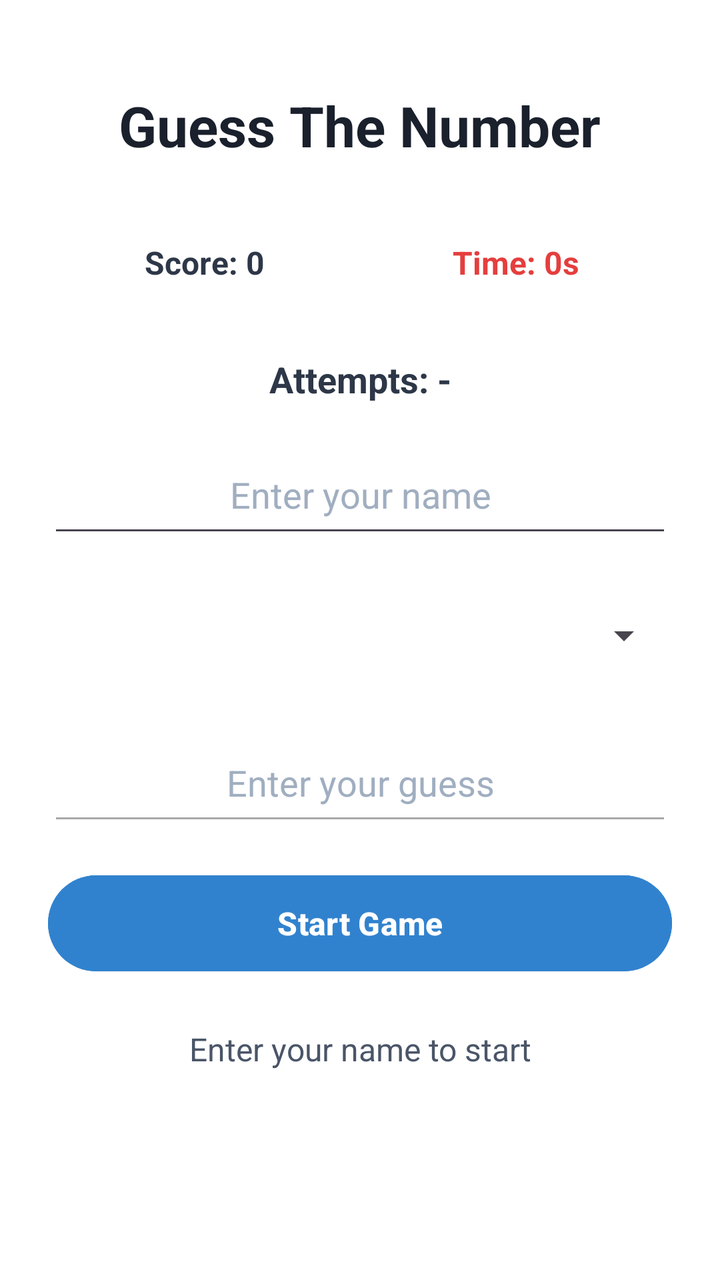
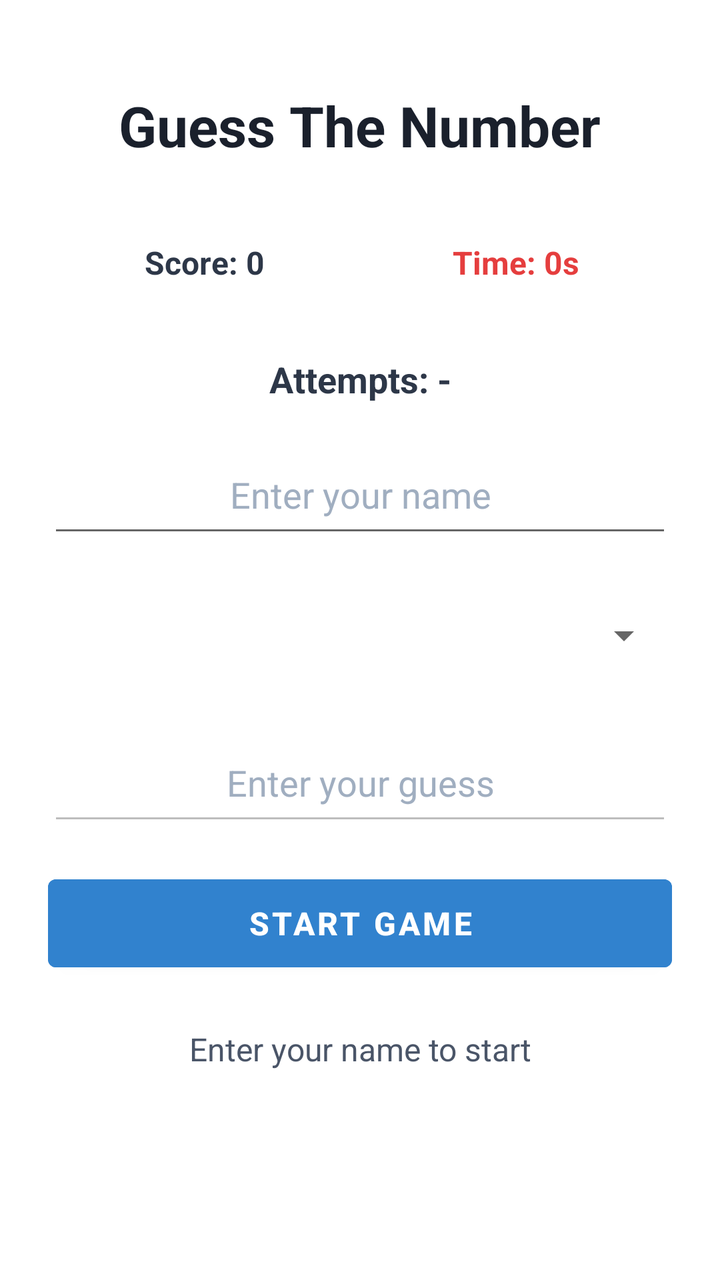

An Android layout rendered at two revisions. The XML below is the earlier revision; the diff shows what the commit changed to produce the second picture.
<!-- AndroidManifest.xml: application theme Theme.NewProject1 -->
<!-- res/layout/activity_main.xml -->
<?xml version="1.0" encoding="utf-8"?>
<ScrollView xmlns:android="http://schemas.android.com/apk/res/android"
    android:layout_width="match_parent"
    android:layout_height="match_parent"
    android:background="#FFFFFF">

    <LinearLayout
        android:layout_width="match_parent"
        android:layout_height="wrap_content"
        android:orientation="vertical"
        android:padding="24dp"
        android:gravity="center_horizontal">

        <TextView
            android:layout_width="wrap_content"
            android:layout_height="wrap_content"
            android:layout_marginTop="20dp"
            android:layout_marginBottom="24dp"
            android:text="Guess The Number"
            android:textColor="#1A202C"
            android:textSize="28sp"
            android:textStyle="bold" />

        <LinearLayout
            android:layout_width="match_parent"
            android:layout_height="wrap_content"
            android:orientation="horizontal"
            android:layout_marginBottom="20dp">

            <TextView
                android:id="@+id/txtScore"
                android:layout_width="0dp"
                android:layout_height="52dp"
                android:layout_weight="1"
                android:gravity="center"
                android:text="Score: 0"
                android:textColor="#2D3748"
                android:textSize="16sp"
                android:textStyle="bold" />

            <TextView
                android:id="@+id/txtTimer"
                android:layout_width="0dp"
                android:layout_height="52dp"
                android:layout_weight="1"
                android:gravity="center"
                android:text="Time: 0s"
                android:textColor="#E53E3E"
                android:textSize="16sp"
                android:textStyle="bold" />

        </LinearLayout>

        <TextView
            android:id="@+id/txtAttempts"
            android:layout_width="match_parent"
            android:layout_height="wrap_content"
            android:layout_marginBottom="16dp"
            android:gravity="center"
            android:text="Attempts: -"
            android:textColor="#2D3748"
            android:textSize="18sp"
            android:textStyle="bold" />

        <EditText
            android:id="@+id/editName"
            android:layout_width="match_parent"
            android:layout_height="56dp"
            android:layout_marginBottom="16dp"
            android:hint="Enter your name"
            android:inputType="textPersonName"
            android:paddingHorizontal="16dp"
            android:textAlignment="center"
            android:textColor="#1A202C"
            android:textColorHint="#A0AEC0"
            android:textSize="18sp" />

        <Spinner
            android:id="@+id/spinnerDifficulty"
            android:layout_width="match_parent"
            android:layout_height="56dp"
            android:layout_marginBottom="16dp"
            android:minHeight="48dp" />

        <EditText
            android:id="@+id/editNum"
            android:layout_width="match_parent"
            android:layout_height="56dp"
            android:layout_marginBottom="16dp"
            android:enabled="false"
            android:hint="Enter your guess"
            android:inputType="number"
            android:paddingHorizontal="16dp"
            android:textAlignment="center"
            android:textColor="#1A202C"
            android:textColorHint="#A0AEC0"
            android:textSize="18sp" />

        <Button
            android:id="@+id/btnSend"
            android:layout_width="match_parent"
            android:layout_height="56dp"
            android:layout_marginBottom="24dp"
            android:backgroundTint="#3182CE"
            android:text="Start Game"
            android:textSize="16sp"
            android:textStyle="bold" />

        <TextView
            android:id="@+id/txtInfo"
            android:layout_width="match_parent"
            android:layout_height="wrap_content"
            android:gravity="center"
            android:text="Enter your name to start"
            android:textColor="#4A5568"
            android:textSize="16sp" />

    </LinearLayout>

</ScrollView>
<!-- resources referenced by this layout -->
<resources>
  <style name="Theme.NewProject1" parent="Base.Theme.NewProject1" />
  <style name="Base.Theme.NewProject1" parent="Theme.Material3.DayNight.NoActionBar">
          
          
      </style>
</resources>

<!-- the commit's change to res/layout/activity_main.xml (unified diff, before → after) -->
@@ -2,15 +2,17 @@
 <ScrollView xmlns:android="http://schemas.android.com/apk/res/android"
     android:layout_width="match_parent"
     android:layout_height="match_parent"
-    android:background="#FFFFFF">
+    android:background="#FFFFFF"
+    android:fillViewport="true">
 
     <LinearLayout
         android:layout_width="match_parent"
         android:layout_height="wrap_content"
+        android:gravity="center_horizontal"
         android:orientation="vertical"
-        android:padding="24dp"
-        android:gravity="center_horizontal">
+        android:padding="24dp">
 
+        
         <TextView
             android:layout_width="wrap_content"
             android:layout_height="wrap_content"
@@ -21,11 +23,12 @@
             android:textSize="28sp"
             android:textStyle="bold" />
 
+        
         <LinearLayout
             android:layout_width="match_parent"
             android:layout_height="wrap_content"
-            android:orientation="horizontal"
-            android:layout_marginBottom="20dp">
+            android:layout_marginBottom="20dp"
+            android:orientation="horizontal">
 
             <TextView
                 android:id="@+id/txtScore"
@@ -51,6 +54,7 @@
 
         </LinearLayout>
 
+        
         <TextView
             android:id="@+id/txtAttempts"
             android:layout_width="match_parent"
@@ -62,6 +66,7 @@
             android:textSize="18sp"
             android:textStyle="bold" />
 
+        
         <EditText
             android:id="@+id/editName"
             android:layout_width="match_parent"
@@ -75,6 +80,7 @@
             android:textColorHint="#A0AEC0"
             android:textSize="18sp" />
 
+        
         <Spinner
             android:id="@+id/spinnerDifficulty"
             android:layout_width="match_parent"
@@ -82,6 +88,7 @@
             android:layout_marginBottom="16dp"
             android:minHeight="48dp" />
 
+        
         <EditText
             android:id="@+id/editNum"
             android:layout_width="match_parent"
@@ -96,6 +103,7 @@
             android:textColorHint="#A0AEC0"
             android:textSize="18sp" />
 
+        
         <Button
             android:id="@+id/btnSend"
             android:layout_width="match_parent"
@@ -106,6 +114,7 @@
             android:textSize="16sp"
             android:textStyle="bold" />
 
+        
         <TextView
             android:id="@+id/txtInfo"
             android:layout_width="match_parent"
<!-- resource entries referenced after the edit -->
@@ -1,8 +1,6 @@
 <!-- resources referenced by this layout -->
 <resources>
-  <style name="Theme.NewProject1" parent="Base.Theme.NewProject1" />
-  <style name="Base.Theme.NewProject1" parent="Theme.Material3.DayNight.NoActionBar">
-          
+  <style name="Theme.NewProject1" parent="Theme.MaterialComponents.DayNight.DarkActionBar">
           
       </style>
 </resources>
